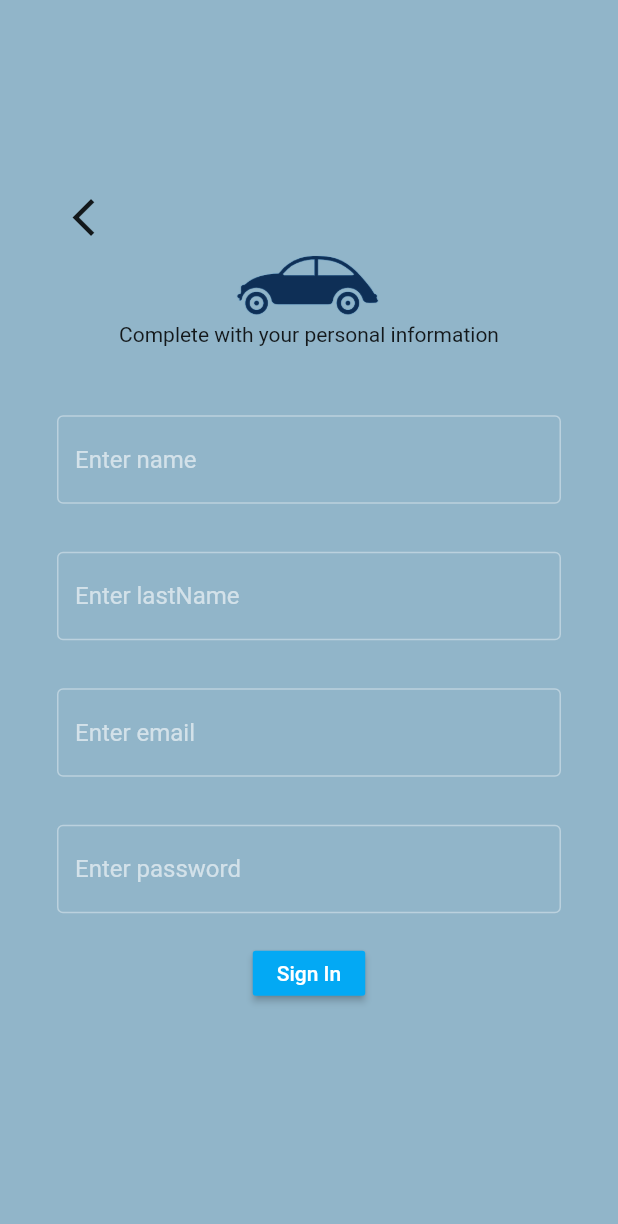
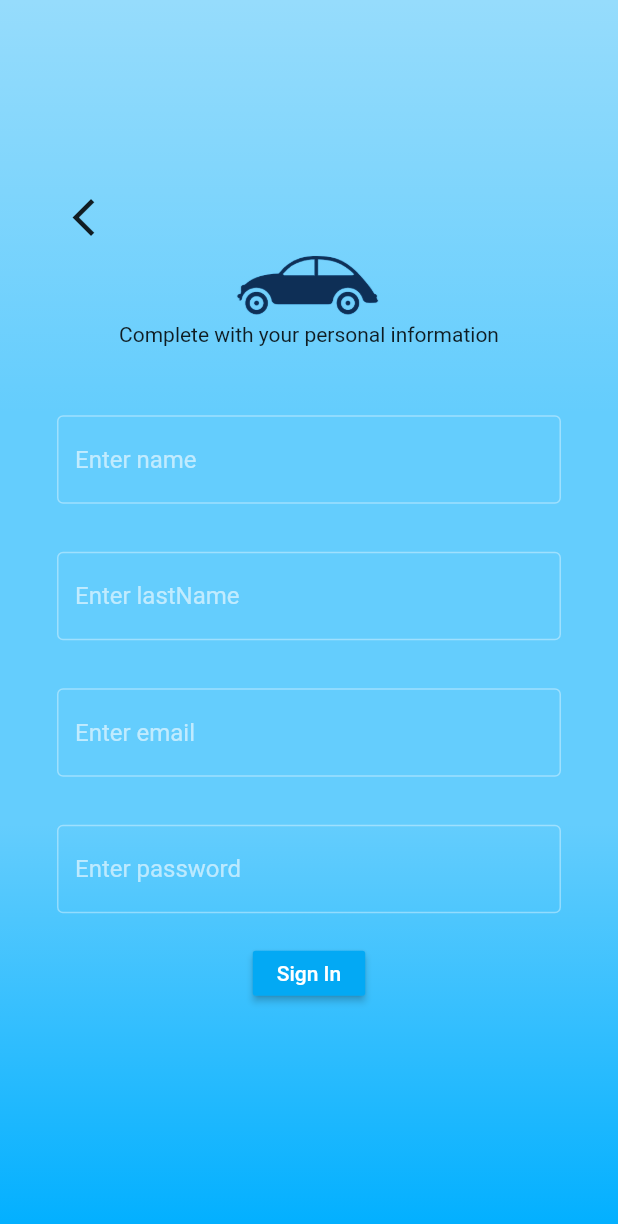
Before and after one commit to Cartoke/MobileApp-eRentCar, a Flutter app: the screen it shows after launch, after a tap on "Register", on a phone screen of 412 x 824 dp. Shown: the top 1224 px of the screen. Run offline on Flutter 3.47's test engine with Material 2 defaults, Android fonts, the phone set to English and light mode, and no system bars; network calls fail.

Commit message:
feat: login view changed

```diff
--- a/lib/components/login/login_page.dart
+++ b/lib/components/login/login_page.dart
@@ -1,5 +1,6 @@
 import 'package:flutter/material.dart';
 import 'package:erentcar_mobileapp/components/car/cars_page.dart';
+import 'package:flutter/services.dart';
 import 'package:flutter/widgets.dart';
 
 class login_page extends StatefulWidget {
@@ -13,16 +14,33 @@ class _login_pageState extends State<login_page> {
   @override
   Widget build(BuildContext context) {
     return Scaffold(
-      backgroundColor: Color(0xff91b5c9),
-      body: Stack(
-        fit: StackFit.expand,
+
+      body: AnnotatedRegion<SystemUiOverlayStyle>(
+        value: SystemUiOverlayStyle.light,
+        child: GestureDetector(
+          child: Stack(
             children: <Widget>[
-          Column(
+              Container(
+                height: double.infinity,
+                width: double.infinity,
+                decoration: BoxDecoration(
+                  gradient: LinearGradient(
+                    begin: Alignment.topCenter,
+                    end: Alignment.bottomCenter,
+                    colors: [
+                      Color(0x6600afff),
+                      Color(0x9900afff),
+                      Color(0x9900afff),
+                      Color(0xff00afff),
+                    ]
+                  )
+                ),
+                child: Column(
                   mainAxisAlignment: MainAxisAlignment.center,
                   children: <Widget>[
                     Image(
                       image: AssetImage("lib/assets/logo.png"),
-                width: 100,
+                      width: 100
                     ),
                     RichText(
                       text: TextSpan(
@@ -58,7 +76,6 @@ class _login_pageState extends State<login_page> {
                           padding: EdgeInsets.all(30),
                           child: Column(
                             children: <Widget>[
-
                               TextFormField(
                                 decoration: InputDecoration(
                                   icon: Icon(Icons.person),
@@ -123,14 +140,17 @@ class _login_pageState extends State<login_page> {
                                 child: Text("Register"),
                                 onPressed: pushNext,
                               )
-                      ],
-                    ),
+                            ]
+                          )
                         ),
                       ),
                     )
                   ],
+                )
+              )
+            ],
+          )
         ),
-        ],
       ),
     );
   }
@@ -142,32 +162,42 @@ class _login_pageState extends State<login_page> {
       MaterialPageRoute(
           builder: (BuildContext context){
             return Scaffold(
-              backgroundColor: Color(0xff91b5c9),
-              body: Stack(
-                fit: StackFit.expand,
+              body: AnnotatedRegion<SystemUiOverlayStyle>(
+                value: SystemUiOverlayStyle.light,
+                child: GestureDetector(
+                  child: Stack(
                     children: <Widget>[
-                  Row(
-                    mainAxisAlignment: MainAxisAlignment.start,
-                    children: [
-
-                    ],
+                      Container(
+                        height: double.infinity,
+                        width: double.infinity,
+                        decoration: BoxDecoration(
+                          gradient: LinearGradient(
+                              begin: Alignment.topCenter,
+                              end: Alignment.bottomCenter,
+                              colors: [
+                                Color(0x6600afff),
+                                Color(0x9900afff),
+                                Color(0x9900afff),
+                                Color(0xff00afff),
+                              ]
+                          )
                         ),
-                  Column(
+                        child: Column(
                           mainAxisAlignment: MainAxisAlignment.center,
                           children: <Widget>[
                             IconButton(
                                 padding: EdgeInsets.only(right: 300),
-                        onPressed: () { Navigator.pop(context); },
+                                onPressed: () { Navigator.pop(context);},
                                 icon: Icon(Icons.arrow_back_ios_outlined),
                                 iconSize: 30,
                             ),
                             Image(
                               image: AssetImage("lib/assets/logo.png"),
-                        width: 100,
+                              width: 100
                             ),
                             Text(
                               "Complete with your personal information",
-                        textAlign: TextAlign.center,
+                              textAlign: TextAlign.center
                             ),
                             Form(
                               key: _formKey,
@@ -269,13 +299,16 @@ class _login_pageState extends State<login_page> {
                                         splashColor: Colors.blueAccent,
                                       )
                                     ],
+                                  )
+                                )
                               ),
-                          ),
-                        ),
-                      ),
-                    ],
                             )
                           ],
+                        ),
+                      )
+                    ]
+                  ),
+                )
               ),
             );
           }),
--- a/lib/main.dart
+++ b/lib/main.dart
@@ -10,9 +10,7 @@ class MyApp extends StatelessWidget {
   Widget build(BuildContext context) {
     return MaterialApp(
       debugShowCheckedModeBanner: false,
-      theme: ThemeData(
-        primarySwatch: Colors.blue
-      ),
+
       home: login_page(),
     );
   }
```
Lines whose indentation alone changed are shown as unchanged.
